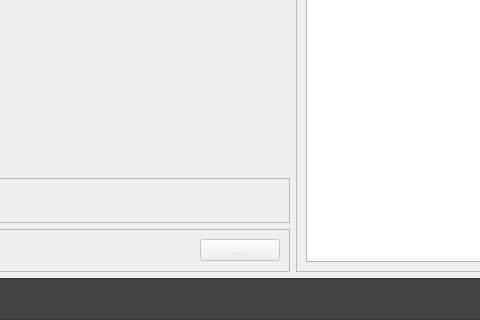
First picture: the form in src/OrbitQt/ProfilingTargetDialog.ui, repository google/orbit, before the edit; both pictures show x 688 to 1168 and y 401 to 721 of the 1289 by 721 pixel window.
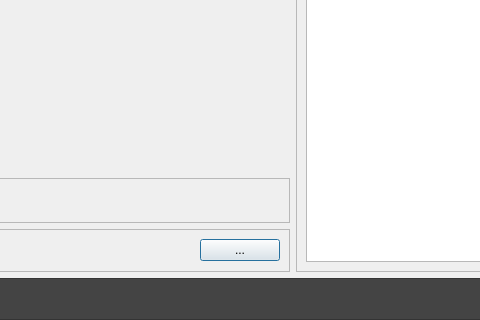
Second picture: the form after the edit. Icons and pictures are not drawn. Custom widgets are drawn as their Qt base class.

Commit message: Default enable file selection

Diff of the .ui file:
```diff
--- a/src/OrbitQt/ProfilingTargetDialog.ui
+++ b/src/OrbitQt/ProfilingTargetDialog.ui
@@ -190,7 +190,7 @@
             <item>
              <widget class="QPushButton" name="selectFileButton">
               <property name="enabled">
-               <bool>false</bool>
+               <bool>true</bool>
               </property>
               <property name="text">
                <string>...</string>
```
The commit also changes 1 other file.
